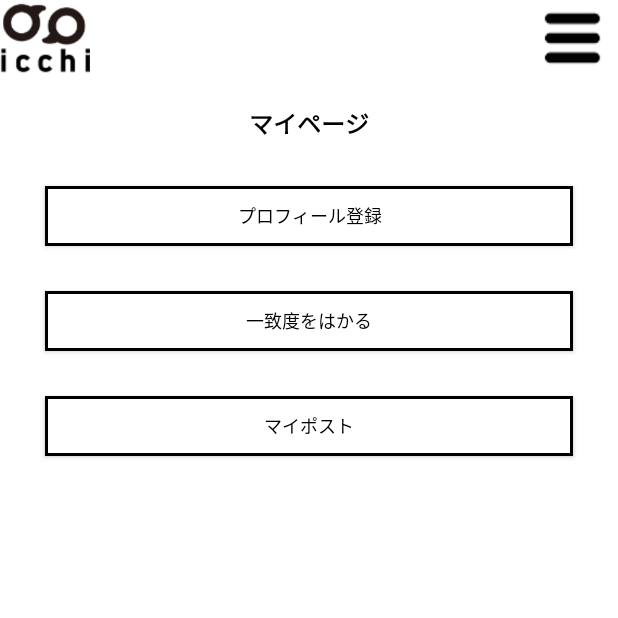
After one commit to Icchi-dev/Icchi, an Android app: the fragment MyPageFragment shown on its own in the app's theme, on a phone screen of 412 x 824 dp, the top half of it. The commit adds this screen. Run offline under Robolectric (Android 15) with nearby library versions, the phone set to English and light mode, and no system bars; 1 statement that could not run was skipped.

Commit message:
[Android] ログイン画面・マイページ画面を作成

```diff
--- a/Android/app/src/main/java/leapfrog_inc/icchi/Activity/MainActivity.java
+++ b/Android/app/src/main/java/leapfrog_inc/icchi/Activity/MainActivity.java
@@ -1,16 +1,17 @@
 package leapfrog_inc.icchi.Activity;
 
 import android.content.Intent;
+import android.os.Handler;
 import android.support.v7.app.AppCompatActivity;
 import android.os.Bundle;
 
+import leapfrog_inc.icchi.Fragment.FragmentController;
+import leapfrog_inc.icchi.Fragment.Login.LoginFragment;
 import leapfrog_inc.icchi.Function.FacebookManager;
 import leapfrog_inc.icchi.Function.SaveData;
 import leapfrog_inc.icchi.R;
 
 public class MainActivity extends AppCompatActivity {
-
-
 
     @Override
     protected void onCreate(Bundle savedInstanceState) {
@@ -18,12 +19,16 @@ public class MainActivity extends AppCompatActivity {
         setContentView(R.layout.activity_main);
 
         SaveData.getInstance().initialize(getApplicationContext());
+        FacebookManager.initialize(this);
+        FragmentController.getInstance().initialize(getSupportFragmentManager(), R.id.container);
 
-        FacebookManager.initialize(this);
-
-
-
-
+        new Handler().postDelayed(new Runnable() {
+            @Override
+            public void run() {
+                LoginFragment fragment = new LoginFragment();
+                FragmentController.getInstance().stack(fragment, FragmentController.AnimationType.vertical);
+            }
+        }, 1000);
     }
 
 
--- /dev/null
+++ b/Android/app/src/main/java/leapfrog_inc/icchi/Fragment/BaseFragment.java
@@ -0,0 +1,28 @@
+package leapfrog_inc.icchi.Fragment;
+
+import android.support.v4.app.Fragment;
+import android.view.View;
+import android.view.ViewGroup;
+
+/**
+ * Created by Leapfrog-Software on 2018/01/25.
+ */
+
+public class BaseFragment extends Fragment {
+
+    @Override
+    public void onStart() {
+        super.onStart();
+
+        View view = getView();
+        if (view == null) {
+            return;
+        }
+        ViewGroup.LayoutParams params = view.getLayoutParams();
+        if (params != null) {
+            params.width = ViewGroup.LayoutParams.MATCH_PARENT;
+            params.height = ViewGroup.LayoutParams.MATCH_PARENT;
+            view.setLayoutParams(params);
+        }
+    }
+}
--- /dev/null
+++ b/Android/app/src/main/java/leapfrog_inc/icchi/Fragment/FragmentController.java
@@ -0,0 +1,53 @@
+package leapfrog_inc.icchi.Fragment;
+
+import android.support.v4.app.Fragment;
+import android.support.v4.app.FragmentManager;
+import android.support.v4.app.FragmentTransaction;
+
+import java.util.ArrayList;
+
+import leapfrog_inc.icchi.R;
+
+/**
+ * Created by Leapfrog-Software on 2018/01/25.
+ */
+
+public class FragmentController {
+
+    private static FragmentController singleton = new FragmentController();
+    private FragmentController(){}
+    public static FragmentController getInstance(){
+        return singleton;
+    }
+
+    private FragmentManager mFragmentManager = null;
+    private ArrayList<Fragment> mFragmentList = new ArrayList<Fragment>();
+    private int mContainerId = 0;
+
+    public void initialize(FragmentManager fm, int containerId) {
+        mFragmentManager = fm;
+        mContainerId = containerId;
+    }
+
+    public void stack(BaseFragment fragment, AnimationType animationType) {
+
+        FragmentTransaction ft = mFragmentManager.beginTransaction();
+        if(animationType == AnimationType.horizontal){
+            ft.setCustomAnimations(R.anim.stack_from_right, R.anim.close_for_left);
+        } else if (animationType == AnimationType.vertical) {
+            ft.setCustomAnimations(R.anim.stack_from_bottom, R.anim.close_for_top);
+        }
+        for(int i=0;i<mFragmentList.size();i++){
+            ft.remove(mFragmentList.get(i));
+        }
+        ft.add(mContainerId, fragment);
+        ft.commitAllowingStateLoss();
+        mFragmentList.add(fragment);
+    }
+
+    public enum AnimationType {
+        vertical,
+        horizontal,
+        none
+    }
+}
--- /dev/null
+++ b/Android/app/src/main/java/leapfrog_inc/icchi/Fragment/MyPage/MyPageFragment.java
@@ -0,0 +1,24 @@
+package leapfrog_inc.icchi.Fragment.MyPage;
+
+import android.os.Bundle;
+import android.view.LayoutInflater;
+import android.view.View;
+import android.view.ViewGroup;
+
+import leapfrog_inc.icchi.Fragment.BaseFragment;
+import leapfrog_inc.icchi.R;
+
+/**
+ * Created by Leapfrog-Software on 2018/01/25.
+ */
+
+public class MyPageFragment extends BaseFragment {
+
+    @Override
+    public View onCreateView(LayoutInflater inflater, ViewGroup container, Bundle savedInstance) {
+
+        View view = inflater.inflate(R.layout.fragment_mypage, null);
+
+        return view;
+    }
+}
--- /dev/null
+++ b/Android/app/src/main/res/anim/close_for_bottom.xml
@@ -0,0 +1,5 @@
+<?xml version="1.0" encoding="utf-8"?>
+<translate xmlns:android="http://schemas.android.com/apk/res/android"
+    android:fromYDelta="0"
+    android:toYDelta="100%p"
+    android:duration="200"/>
--- /dev/null
+++ b/Android/app/src/main/res/anim/close_for_left.xml
@@ -0,0 +1,5 @@
+<?xml version="1.0" encoding="utf-8"?>
+<translate xmlns:android="http://schemas.android.com/apk/res/android"
+    android:fromXDelta="0"
+    android:toXDelta="-100%p"
+    android:duration="200"/>
--- /dev/null
+++ b/Android/app/src/main/res/anim/close_for_right.xml
@@ -0,0 +1,5 @@
+<?xml version="1.0" encoding="utf-8"?>
+<translate xmlns:android="http://schemas.android.com/apk/res/android"
+    android:fromXDelta="0"
+    android:toXDelta="100%p"
+    android:duration="200"/>
--- /dev/null
+++ b/Android/app/src/main/res/anim/close_for_top.xml
@@ -0,0 +1,5 @@
+<?xml version="1.0" encoding="utf-8"?>
+<translate xmlns:android="http://schemas.android.com/apk/res/android"
+    android:fromYDelta="0"
+    android:toYDelta="-100%p"
+    android:duration="200"/>
--- /dev/null
+++ b/Android/app/src/main/res/anim/no_move.xml
@@ -0,0 +1,5 @@
+<?xml version="1.0" encoding="utf-8"?>
+<translate xmlns:android="http://schemas.android.com/apk/res/android"
+    android:fromXDelta="0"
+    android:toXDelta="0"
+    android:duration="200"/>
--- /dev/null
+++ b/Android/app/src/main/res/anim/stack_from_bottom.xml
@@ -0,0 +1,5 @@
+<?xml version="1.0" encoding="utf-8"?>
+<translate xmlns:android="http://schemas.android.com/apk/res/android"
+    android:fromYDelta="100%p"
+    android:toYDelta="0"
+    android:duration="200"/>
--- /dev/null
+++ b/Android/app/src/main/res/anim/stack_from_left.xml
@@ -0,0 +1,5 @@
+<?xml version="1.0" encoding="utf-8"?>
+<translate xmlns:android="http://schemas.android.com/apk/res/android"
+    android:fromXDelta="-100%p"
+    android:toXDelta="0"
+    android:duration="200"/>
--- /dev/null
+++ b/Android/app/src/main/res/anim/stack_from_right.xml
@@ -0,0 +1,5 @@
+<?xml version="1.0" encoding="utf-8"?>
+<translate xmlns:android="http://schemas.android.com/apk/res/android"
+    android:fromXDelta="100%p"
+    android:toXDelta="0"
+    android:duration="200"/>
--- /dev/null
+++ b/Android/app/src/main/res/anim/stack_from_top.xml
@@ -0,0 +1,5 @@
+<?xml version="1.0" encoding="utf-8"?>
+<translate xmlns:android="http://schemas.android.com/apk/res/android"
+    android:fromYDelta="-100%p"
+    android:toYDelta="0"
+    android:duration="200"/>
--- /dev/null
+++ b/Android/app/src/main/res/layout/fragment_mypage.xml
@@ -0,0 +1,68 @@
+<?xml version="1.0" encoding="utf-8"?>
+<LinearLayout xmlns:android="http://schemas.android.com/apk/res/android"
+    android:layout_width="match_parent"
+    android:layout_height="match_parent"
+    android:background="#fff"
+    android:orientation="vertical">
+
+    <FrameLayout
+        android:layout_width="match_parent"
+        android:layout_height="50dp"
+        android:orientation="horizontal">
+        <ImageView
+            android:layout_width="60dp"
+            android:layout_height="match_parent"
+            android:src="@drawable/common_logo"
+            android:scaleType="fitCenter"/>
+        <ImageButton
+            android:layout_width="60dp"
+            android:layout_height="match_parent"
+            android:src="@drawable/common_menu"
+            android:scaleType="fitCenter"
+            android:background="#0000"
+            android:layout_gravity="right"/>
+    </FrameLayout>
+
+    <TextView
+        android:layout_width="wrap_content"
+        android:layout_height="wrap_content"
+        android:text="マイページ"
+        android:textSize="16dp"
+        android:textStyle="bold"
+        android:textColor="#000"
+        android:layout_gravity="center_horizontal"
+        android:layout_marginTop="20dp"/>
+
+    <Button
+        android:layout_width="match_parent"
+        android:layout_height="40dp"
+        android:text="プロフィール登録"
+        android:textSize="12dp"
+        android:textColor="#000"
+        android:layout_marginTop="30dp"
+        android:layout_marginLeft="30dp"
+        android:layout_marginRight="30dp"
+        android:background="@layout/shape_mypage_button"/>
+
+    <Button
+        android:layout_width="match_parent"
+        android:layout_height="40dp"
+        android:text="一致度をはかる"
+        android:textSize="12dp"
+        android:textColor="#000"
+        android:layout_marginTop="30dp"
+        android:layout_marginLeft="30dp"
+        android:layout_marginRight="30dp"
+        android:background="@layout/shape_mypage_button"/>
+
+    <Button
+        android:layout_width="match_parent"
+        android:layout_height="40dp"
+        android:text="マイポスト"
+        android:textSize="12dp"
+        android:textColor="#000"
+        android:layout_marginTop="30dp"
+        android:layout_marginLeft="30dp"
+        android:layout_marginRight="30dp"
+        android:background="@layout/shape_mypage_button"/>
+</LinearLayout>
```
Also changed, not shown: Android/app/src/main/java/leapfrog_inc/icchi/Fragment/Login/LoginFragment.java (added, +47 -0 lines), Android/app/src/main/res/layout/activity_main.xml (+12 -14 lines), Android/app/src/main/res/layout/fragment_login.xml (added, +83 -0 lines), Android/app/src/main/res/layout/shape_login_edittext.xml (added, +12 -0 lines), Android/app/src/main/res/layout/shape_login_register.xml (added, +12 -0 lines), Android/app/src/main/res/layout/shape_mypage_button.xml (added, +12 -0 lines).
